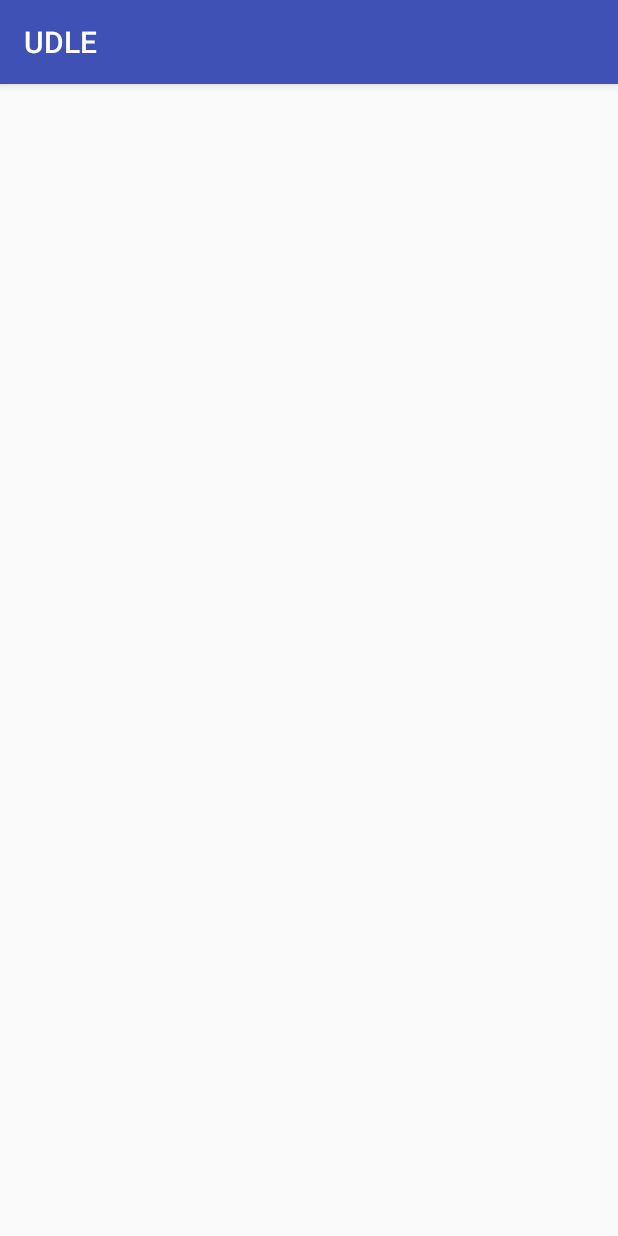
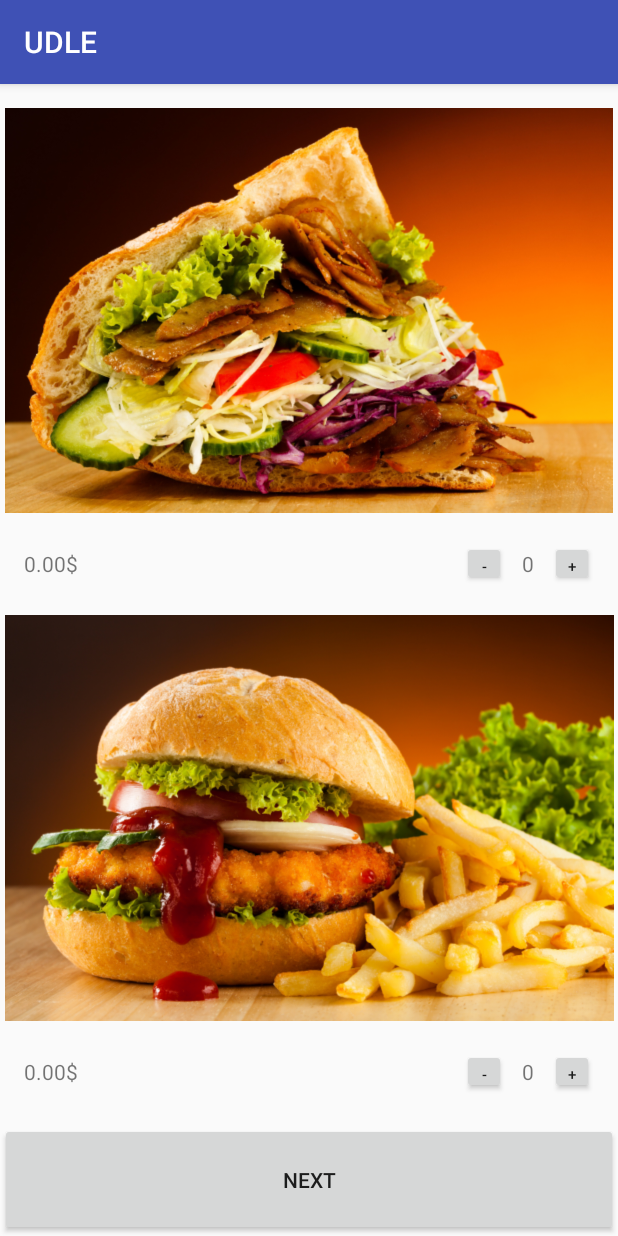
Before and after one commit to GaspardC/UDLE_Android_Food_DeliveryProject, an Android app: the MenuActivity screen opened directly, with no data from a screen before it, on a phone screen of 412 x 824 dp. Run offline under Robolectric (Android 15) with nearby library versions, the light colour scheme and no system bars.

Commit message:
MenuActivity Skelton done.

```diff
--- a/UDle/app/src/main/java/ch/epfl/sweng/udle/MenuActivity.java
+++ b/UDle/app/src/main/java/ch/epfl/sweng/udle/MenuActivity.java
@@ -1,7 +1,9 @@
 package ch.epfl.sweng.udle;
 
+import android.content.Intent;
 import android.support.v7.app.AppCompatActivity;
 import android.os.Bundle;
+import android.view.View;
 
 public class MenuActivity extends AppCompatActivity {
 
@@ -10,4 +12,10 @@ public class MenuActivity extends AppCompatActivity {
         super.onCreate(savedInstanceState);
         setContentView(R.layout.activity_menu);
     }
+
+    /** Called when the user clicks the MapActivity button */
+    public void goToOptionsActivity(View view) {
+        Intent intent = new Intent(this, OptionsActivity.class);
+        startActivity(intent);
+    }
 }
--- a/UDle/app/src/main/res/layout/activity_menu.xml
+++ b/UDle/app/src/main/res/layout/activity_menu.xml
@@ -1,10 +1,146 @@
 <?xml version="1.0" encoding="utf-8"?>
-<RelativeLayout xmlns:android="http://schemas.android.com/apk/res/android"
-    xmlns:tools="http://schemas.android.com/tools" android:layout_width="match_parent"
-    android:layout_height="match_parent" android:paddingLeft="@dimen/activity_horizontal_margin"
-    android:paddingRight="@dimen/activity_horizontal_margin"
+<LinearLayout
+    xmlns:android="http://schemas.android.com/apk/res/android"
+    xmlns:tools="http://schemas.android.com/tools"
+    android:layout_width="fill_parent"
+    android:layout_height="fill_parent"
     android:paddingTop="@dimen/activity_vertical_margin"
-    android:paddingBottom="@dimen/activity_vertical_margin"
-    tools:context="ch.epfl.sweng.udle.MenuActivity">
+    tools:context="ch.epfl.sweng.udle.MenuActivity"
+    android:orientation="vertical">
 
-</RelativeLayout>
+
+    <LinearLayout
+        android:id="@+id/MenuActivity_KebabLayout"
+        android:orientation="vertical"
+        android:layout_width="fill_parent"
+        android:layout_height="0dp"
+        android:layout_weight="45">
+
+
+        <ImageView
+            android:id="@+id/MenuActivity_KebabImage"
+            android:layout_width="fill_parent"
+            android:layout_height="0dp"
+            android:src="@drawable/kebab"
+            android:layout_weight="80"/>
+
+        <LinearLayout
+            android:layout_width="fill_parent"
+            android:layout_height="0dp"
+            android:orientation="horizontal"
+            android:layout_weight="20"
+            android:layout_marginRight="@dimen/activity_horizontal_margin"
+            android:layout_marginLeft="@dimen/activity_horizontal_margin">
+
+            <TextView
+                android:id="@+id/MenuActivity_KebabTotalMoney"
+                android:layout_width="0dp"
+                android:layout_height="fill_parent"
+                android:layout_weight="49.98"
+                android:text="0.00$"
+                android:editable="false"
+                android:gravity="center_vertical" />
+
+            <Button
+                android:id="@+id/MenuActivity_KebabMinus"
+                android:layout_width="0dp"
+                android:layout_height="30dp"
+                android:layout_weight="5"
+                android:text="-"
+                android:textSize="10dp" />
+
+            <TextView
+                android:id="@+id/MenuActivity_KebabNbr"
+                android:layout_width="0dp"
+                android:layout_height="fill_parent"
+                android:layout_weight="5"
+                android:text="0"
+                android:gravity="center_vertical|center_horizontal"
+                android:inputType="number" />
+
+            <Button
+                android:id="@+id/MenuActivity_KebabPlus"
+                android:layout_width="0dp"
+                android:layout_height="30dp"
+                android:layout_weight="5"
+                android:text="+"
+                android:textSize="10dp" />
+
+        </LinearLayout>
+
+    </LinearLayout>
+
+
+
+    <LinearLayout
+        android:id="@+id/MenuActivity_BurgerLayout"
+        android:orientation="vertical"
+        android:layout_width="fill_parent"
+        android:layout_height="0dp"
+        android:layout_weight="45">
+
+        <ImageView
+            android:id="@+id/MenuActivity_BurgerImage"
+            android:layout_width="fill_parent"
+            android:layout_height="0dp"
+            android:src="@drawable/burger"
+            android:layout_weight="80"/>
+
+        <LinearLayout
+            android:layout_width="fill_parent"
+            android:layout_height="0dp"
+            android:orientation="horizontal"
+            android:layout_weight="20"
+            android:layout_marginRight="@dimen/activity_horizontal_margin"
+            android:layout_marginLeft="@dimen/activity_horizontal_margin">
+
+            <TextView
+                android:id="@+id/MenuActivity_BurgerTotalMoney"
+                android:layout_width="0dp"
+                android:layout_height="fill_parent"
+                android:layout_weight="49.98"
+                android:text="0.00$"
+                android:editable="false"
+                android:gravity="center_vertical" />
+
+            <Button
+                android:id="@+id/MenuActivity_BurgerMinus"
+                android:layout_width="0dp"
+                android:layout_height="30dp"
+                android:layout_weight="5"
+                android:text="-"
+                android:textSize="10sp" />
+
+            <TextView
+                android:id="@+id/MenuActivity_BurgerNbr"
+                android:layout_width="0dp"
+                android:layout_height="fill_parent"
+                android:layout_weight="5"
+                android:text="0"
+                android:gravity="center_vertical|center_horizontal" />
+
+            <Button
+                android:id="@+id/MenuActivity_BurgerPlus"
+                android:layout_width="0dp"
+                android:layout_height="30dp"
+                android:layout_weight="5"
+                android:text="+"
+                android:textSize="10sp" />
+
+        </LinearLayout>
+
+    </LinearLayout>
+
+
+
+    <Button
+        android:id="@+id/MenuActivity_NextButton"
+        android:layout_width="fill_parent"
+        android:layout_height="0dp"
+        android:text="@string/Next"
+        android:layout_weight="10"
+        android:onClick="goToOptionsActivity" />
+
+
+
+</LinearLayout>
--- a/UDle/app/src/main/res/values/strings.xml
+++ b/UDle/app/src/main/res/values/strings.xml
@@ -5,7 +5,7 @@
     <string name="facebook_app_id">1483920968589089</string>
     <string name="enterYourNumberPhone">Enter your number phone</string>
     <string name="Hello">Hello!</string>
-
+    <string name="Next">Next</string>
     <string name="MenuMap_SearchHint">Search the desired delivery address</string>
     <string name="ValidatePosition">Validate Position</string>
 </resources>
```
Also changed, not shown: UDle/app/src/main/res/drawable-ldpi/burger.png (added), UDle/app/src/main/res/drawable-ldpi/kebab.png (added), 9 other files.
